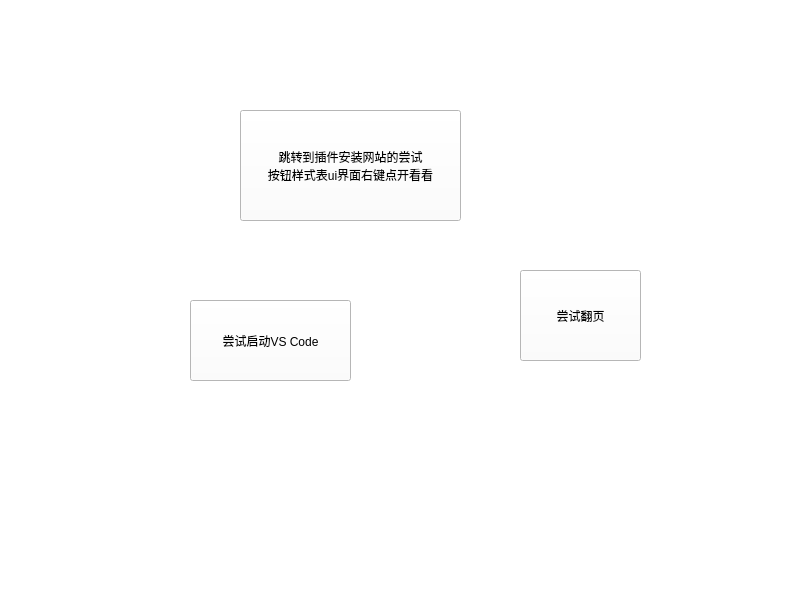
Above: VSCode_Helper/mainwindow.ui from Gu-jq/VSCode_Helper before the change. Below: the same form after it.
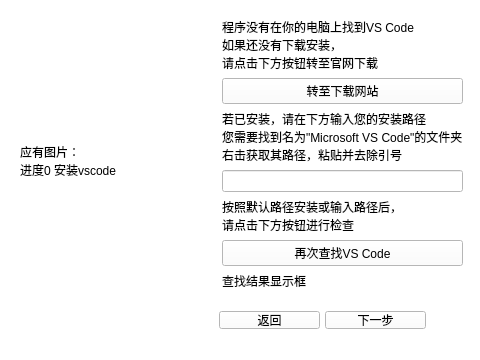
That is the form after the change. The open tabs and pages were chosen to show the change. Icons and pictures are not drawn.

```diff
--- a/VSCode_Helper/mainwindow.ui
+++ b/VSCode_Helper/mainwindow.ui
@@ -6,8 +6,8 @@
    <rect>
     <x>0</x>
     <y>0</y>
-    <width>800</width>
-    <height>600</height>
+    <width>480</width>
+    <height>360</height>
    </rect>
   </property>
   <property name="windowTitle">
@@ -25,54 +25,308 @@
      <rect>
       <x>0</x>
       <y>0</y>
-      <width>800</width>
-      <height>561</height>
+      <width>480</width>
+      <height>343</height>
      </rect>
     </property>
-    <widget class="QWidget" name="page">
-     <widget class="QPushButton" name="pushButton">
+    <property name="sizePolicy">
+     <sizepolicy hsizetype="Expanding" vsizetype="Expanding">
+      <horstretch>0</horstretch>
+      <verstretch>0</verstretch>
+     </sizepolicy>
+    </property>
+    <widget class="QWidget" name="homepage">
+     <widget class="QLabel" name="title_1">
       <property name="geometry">
        <rect>
-        <x>240</x>
-        <y>110</y>
-        <width>221</width>
-        <height>111</height>
+        <x>10</x>
+        <y>0</y>
+        <width>371</width>
+        <height>31</height>
        </rect>
       </property>
       <property name="styleSheet">
-       <string notr="true">QPushButton#pushButton{
-	border-image: url(:/image/image/插入图像示例.bmp);
+       <string notr="true">QLabel#title_1{
+	
+	font: 290 18pt &quot;Microsoft YaHei UI Light&quot;;
 }</string>
       </property>
       <property name="text">
-       <string>跳转到插件安装网站的尝试
-按钮样式表ui界面右键点开看看</string>
+       <string>Visual Studio Code 小帮手</string>
       </property>
      </widget>
-     <widget class="QPushButton" name="pushButton_2">
+     <widget class="QWidget" name="widget" native="true">
       <property name="geometry">
        <rect>
-        <x>520</x>
-        <y>270</y>
-        <width>121</width>
-        <height>91</height>
+        <x>10</x>
+        <y>40</y>
+        <width>461</width>
+        <height>301</height>
        </rect>
       </property>
-      <property name="text">
-       <string>尝试翻页</string>
+      <layout class="QHBoxLayout" name="horizontalLayout">
+       <item>
+        <widget class="QWidget" name="homepic" native="true"/>
+       </item>
+       <item>
+        <widget class="QWidget" name="widget_3" native="true">
+         <property name="sizePolicy">
+          <sizepolicy hsizetype="Preferred" vsizetype="Expanding">
+           <horstretch>0</horstretch>
+           <verstretch>0</verstretch>
+          </sizepolicy>
+         </property>
+         <layout class="QGridLayout" name="gridLayout">
+          <item row="0" column="0">
+           <widget class="QPushButton" name="pushButton">
+            <property name="sizePolicy">
+             <sizepolicy hsizetype="Expanding" vsizetype="Expanding">
+              <horstretch>0</horstretch>
+              <verstretch>0</verstretch>
+             </sizepolicy>
+            </property>
+            <property name="text">
+             <string>C++配置</string>
+            </property>
+           </widget>
+          </item>
+          <item row="0" column="1">
+           <widget class="QPushButton" name="pushButton_2">
+            <property name="sizePolicy">
+             <sizepolicy hsizetype="Expanding" vsizetype="Expanding">
+              <horstretch>0</horstretch>
+              <verstretch>0</verstretch>
+             </sizepolicy>
+            </property>
+            <property name="text">
+             <string>Python配置</string>
+            </property>
+           </widget>
+          </item>
+          <item row="1" column="0">
+           <widget class="QPushButton" name="pushButton_3">
+            <property name="sizePolicy">
+             <sizepolicy hsizetype="Expanding" vsizetype="Expanding">
+              <horstretch>0</horstretch>
+              <verstretch>0</verstretch>
+             </sizepolicy>
+            </property>
+            <property name="text">
+             <string>还没想好</string>
+            </property>
+           </widget>
+          </item>
+          <item row="1" column="1">
+           <widget class="QPushButton" name="pushButton_4">
+            <property name="sizePolicy">
+             <sizepolicy hsizetype="Expanding" vsizetype="Expanding">
+              <horstretch>0</horstretch>
+              <verstretch>0</verstretch>
+             </sizepolicy>
+            </property>
+            <property name="text">
+             <string>占位</string>
+            </property>
+           </widget>
+          </item>
+         </layout>
+        </widget>
+       </item>
+      </layout>
+     </widget>
+    </widget>
+    <widget class="QWidget" name="cpage_1">
+     <widget class="QWidget" name="widget_2" native="true">
+      <property name="geometry">
+       <rect>
+        <x>0</x>
+        <y>0</y>
+        <width>481</width>
+        <height>341</height>
+       </rect>
       </property>
+      <property name="sizePolicy">
+       <sizepolicy hsizetype="Preferred" vsizetype="Preferred">
+        <horstretch>0</horstretch>
+        <verstretch>0</verstretch>
+       </sizepolicy>
+      </property>
+      <layout class="QHBoxLayout" name="horizontalLayout_3">
+       <item>
+        <widget class="QWidget" name="cpic_1" native="true">
+         <property name="sizePolicy">
+          <sizepolicy hsizetype="Expanding" vsizetype="Preferred">
+           <horstretch>0</horstretch>
+           <verstretch>0</verstretch>
+          </sizepolicy>
+         </property>
+         <property name="styleSheet">
+          <string notr="true">QWidget#cpic_1{
+	border-image: url(:/image/image/插入图像示例.bmp);
+}</string>
+         </property>
+         <widget class="QLabel" name="label">
+          <property name="geometry">
+           <rect>
+            <x>20</x>
+            <y>90</y>
+            <width>101</width>
+            <height>141</height>
+           </rect>
+          </property>
+          <property name="text">
+           <string>应有图片：
+进度0 安装vscode</string>
+          </property>
+         </widget>
+        </widget>
+       </item>
+       <item>
+        <widget class="QWidget" name="widget_5" native="true">
+         <property name="sizePolicy">
+          <sizepolicy hsizetype="Preferred" vsizetype="Expanding">
+           <horstretch>0</horstretch>
+           <verstretch>0</verstretch>
+          </sizepolicy>
+         </property>
+         <layout class="QVBoxLayout" name="verticalLayout">
+          <item>
+           <widget class="QWidget" name="widget_6" native="true">
+            <property name="sizePolicy">
+             <sizepolicy hsizetype="Preferred" vsizetype="Expanding">
+              <horstretch>0</horstretch>
+              <verstretch>0</verstretch>
+             </sizepolicy>
+            </property>
+            <layout class="QVBoxLayout" name="verticalLayout_2">
+             <item>
+              <widget class="QLabel" name="label_2">
+               <property name="text">
+                <string>程序没有在你的电脑上找到VS Code
+如果还没有下载安装，
+请点击下方按钮转至官网下载</string>
+               </property>
+              </widget>
+             </item>
+             <item>
+              <widget class="QPushButton" name="pushButton_9">
+               <property name="text">
+                <string>转至下载网站</string>
+               </property>
+              </widget>
+             </item>
+             <item>
+              <widget class="QLabel" name="label_3">
+               <property name="text">
+                <string>若已安装，请在下方输入您的安装路径
+您需要找到名为&quot;Microsoft VS Code&quot;的文件夹
+右击获取其路径，粘贴并去除引号</string>
+               </property>
+              </widget>
+             </item>
+             <item>
+              <widget class="QLineEdit" name="path_input"/>
+             </item>
+             <item>
+              <widget class="QLabel" name="label_4">
+               <property name="text">
+                <string>按照默认路径安装或输入路径后，
+请点击下方按钮进行检查</string>
+               </property>
+              </widget>
+             </item>
+             <item>
+              <widget class="QPushButton" name="pushButton_10">
+               <property name="text">
+                <string>再次查找VS Code</string>
+               </property>
+              </widget>
+             </item>
+             <item>
+              <widget class="QLabel" name="notice_1">
+               <property name="sizePolicy">
+                <sizepolicy hsizetype="Preferred" vsizetype="Fixed">
+                 <horstretch>0</horstretch>
+                 <verstretch>0</verstretch>
+                </sizepolicy>
+               </property>
+               <property name="text">
+                <string>查找结果显示框</string>
+               </property>
+              </widget>
+             </item>
+            </layout>
+           </widget>
+          </item>
+          <item>
+           <widget class="QWidget" name="widget_7" native="true">
+            <property name="sizePolicy">
+             <sizepolicy hsizetype="Expanding" vsizetype="MinimumExpanding">
+              <horstretch>0</horstretch>
+              <verstretch>0</verstretch>
+             </sizepolicy>
+            </property>
+            <widget class="QPushButton" name="pushButton_12">
+             <property name="geometry">
+              <rect>
+               <x>6</x>
+               <y>6</y>
+               <width>101</width>
+               <height>18</height>
+              </rect>
+             </property>
+             <property name="sizePolicy">
+              <sizepolicy hsizetype="Expanding" vsizetype="Expanding">
+               <horstretch>0</horstretch>
+               <verstretch>0</verstretch>
+              </sizepolicy>
+             </property>
+             <property name="text">
+              <string>返回</string>
+             </property>
+            </widget>
+            <widget class="QPushButton" name="cnext_button_1">
+             <property name="geometry">
+              <rect>
+               <x>112</x>
+               <y>6</y>
+               <width>101</width>
+               <height>18</height>
+              </rect>
+             </property>
+             <property name="sizePolicy">
+              <sizepolicy hsizetype="Expanding" vsizetype="Expanding">
+               <horstretch>0</horstretch>
+               <verstretch>0</verstretch>
+              </sizepolicy>
+             </property>
+             <property name="text">
+              <string>下一步</string>
+             </property>
+            </widget>
+           </widget>
+          </item>
+         </layout>
+        </widget>
+       </item>
+      </layout>
      </widget>
-     <widget class="QPushButton" name="pushButton_3">
+    </widget>
+    <widget class="QWidget" name="cpage_2">
+     <widget class="QWidget" name="widget_8" native="true">
       <property name="geometry">
        <rect>
-        <x>190</x>
-        <y>300</y>
-        <width>161</width>
-        <height>81</height>
+        <x>0</x>
+        <y>0</y>
+        <width>481</width>
+        <height>341</height>
        </rect>
       </property>
-      <property name="text">
-       <string>尝试启动VS Code</string>
+      <property name="sizePolicy">
+       <sizepolicy hsizetype="Preferred" vsizetype="Preferred">
+        <horstretch>0</horstretch>
+        <verstretch>0</verstretch>
+       </sizepolicy>
       </property>
      </widget>
     </widget>
@@ -89,7 +343,6 @@
     </rect>
    </property>
   </widget>
-  <widget class="QStatusBar" name="statusbar"/>
  </widget>
  <resources/>
  <connections/>
```
Left out of the diff: 161 changed lines with no effect on the pictures.
